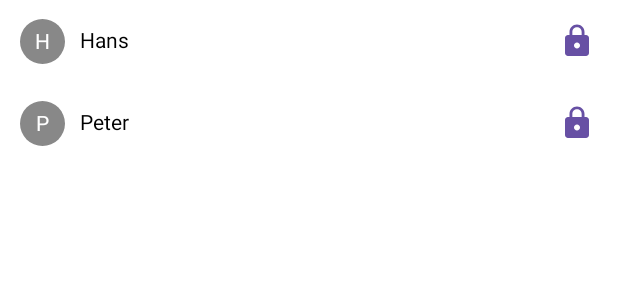
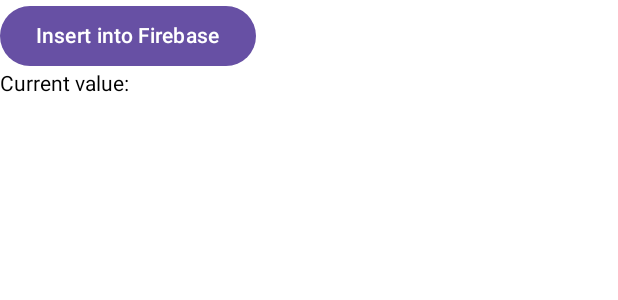
Before and after one commit to mariuskuehnast/MoCo_2025_Team_1, an Android app built with Jetpack Compose: the @Preview function HomeScreenPreview, on a phone screen of 412 x 824 dp. Shown: the top 300 px of the screen. Run offline under Robolectric (Android 15) with nearby library versions, the phone set to English and light mode, and no system bars; our stand-ins replace Firebase (no records; nobody signed in at launch, a user with empty details on screens opened directly), Room's generated code, livedata-compose.

Commit message:
Added Firebase Realtime Database

```diff
--- a/app/build.gradle.kts
+++ b/app/build.gradle.kts
@@ -8,6 +8,7 @@ plugins {
     alias(libs.plugins.kotlin.compose)
     kotlin("plugin.serialization") version "2.1.20"
     id("com.google.devtools.ksp")
+    alias(libs.plugins.firebase.android)
 }
 
 android {
@@ -54,6 +55,10 @@ dependencies {
     implementation(libs.androidx.room.ktx)
     implementation(libs.androidx.core.ktx)
 
+    implementation(platform(libs.firebase.bom))
+    implementation(libs.firebase.database)
+    implementation(libs.androidx.runtime.livedata)
+
     implementation(libs.androidx.lifecycle.runtime.ktx)
     implementation(libs.androidx.activity.compose)
     implementation(platform(libs.androidx.compose.bom))
--- a/app/src/main/java/com/example/moco2025team1/ui/screens/HomeScreen.kt
+++ b/app/src/main/java/com/example/moco2025team1/ui/screens/HomeScreen.kt
@@ -1,20 +1,36 @@
 package com.example.moco2025team1.ui.screens
 
-import androidx.compose.foundation.lazy.LazyColumn
-import androidx.compose.foundation.lazy.itemsIndexed
+import androidx.compose.foundation.layout.Column
+import androidx.compose.material3.Button
+import androidx.compose.material3.Text
 import androidx.compose.runtime.Composable
+import androidx.compose.runtime.getValue
+import androidx.compose.runtime.livedata.observeAsState
 import androidx.compose.ui.tooling.preview.Preview
+import androidx.lifecycle.viewmodel.compose.viewModel
 import com.example.moco2025team1.model.entities.Contact
-import com.example.moco2025team1.ui.composables.ContactCard
 import com.example.moco2025team1.ui.composables.OurScaffold
+import com.example.moco2025team1.viewmodel.PromptViewModel
 
 
 @Composable
 fun HomeScreen(contacts: List<Contact>, onContactClick: (Int) -> Unit = {}) {
-    LazyColumn {
-        itemsIndexed(contacts) { index, contact ->
-            ContactCard(contact.username, callClick = { onContactClick(index) })
+//    LazyColumn {
+//        itemsIndexed(contacts) { index, contact ->
+//            ContactCard(contact.username, callClick = { onContactClick(index) })
+//        }
+//    }
+    val viewModel = viewModel<PromptViewModel>()
+    val firebaseValue by viewModel.firebaseState.observeAsState()
+
+    Column {
+        Button(onClick = {
+            viewModel.insertPrompt("Hello :)")
+        }) {
+            Text("Insert into Firebase")
         }
+
+        Text("Current value: $firebaseValue")
     }
 }
 
--- a/app/src/main/java/com/example/moco2025team1/viewmodel/PromptViewModel.kt
+++ b/app/src/main/java/com/example/moco2025team1/viewmodel/PromptViewModel.kt
@@ -2,10 +2,19 @@ package com.example.moco2025team1.viewmodel
 
 import android.app.Application
 import android.content.Context
-import androidx.lifecycle.*
+import android.util.Log
+import androidx.lifecycle.AndroidViewModel
+import androidx.lifecycle.MutableLiveData
+import androidx.lifecycle.viewModelScope
 import com.example.moco2025team1.model.database.AppDatabase
 import com.example.moco2025team1.model.entities.Prompt
 import com.example.moco2025team1.model.stores.PromptStore
+import com.google.firebase.Firebase
+import com.google.firebase.database.DataSnapshot
+import com.google.firebase.database.DatabaseError
+import com.google.firebase.database.ValueEventListener
+import com.google.firebase.database.database
+import com.google.firebase.database.getValue
 import kotlinx.coroutines.Dispatchers
 import kotlinx.coroutines.flow.MutableStateFlow
 import kotlinx.coroutines.flow.StateFlow
@@ -25,10 +34,19 @@ class PromptViewModel(app: Application) : AndroidViewModel(app) {
     // public read-only for UI
     val dailyPrompts: StateFlow<List<Prompt>> = _dailyPrompts
 
+    private val firebaseDatabase =
+        Firebase.database("https://moco-2025-team-1-default-rtdb.europe-west1.firebasedatabase.app")
+    private val firebaseDatabaseRef = firebaseDatabase.getReference("message")
+    val firebaseState = MutableLiveData("")
+
     init {
         viewModelScope.launch(Dispatchers.IO) {
             promptStore.init()
             _dailyPrompts.value = promptStore.getDailyPrompts()
+        }
+
+        addListener {
+            firebaseState.postValue(it)
         }
     }
 
@@ -49,6 +67,27 @@ class PromptViewModel(app: Application) : AndroidViewModel(app) {
         viewModelScope.launch(Dispatchers.IO) {
             promptStore.insertPrompt(Prompt(content = content))
         }
+
+        firebaseDatabaseRef.setValue(content)
+    }
+
+    private fun addListener(onDataChange: (value: String) -> Unit) {
+        firebaseDatabaseRef.addValueEventListener(object : ValueEventListener {
+            override fun onDataChange(dataSnapshot: DataSnapshot) {
+                // This method is called once with the initial value and again
+                // whenever data at this location is updated.
+                val value = dataSnapshot.getValue<String>()
+                Log.d("firebase", "Value is: $value")
+                if (value != null) {
+                    onDataChange(value)
+                }
+            }
+
+            override fun onCancelled(error: DatabaseError) {
+                // Failed to read value
+                Log.w("firebase", "Failed to read value.", error.toException())
+            }
+        })
     }
 
     fun resetPrompts() {
--- a/build.gradle.kts
+++ b/build.gradle.kts
@@ -3,5 +3,6 @@ plugins {
     alias(libs.plugins.android.application) apply false
     alias(libs.plugins.kotlin.android) apply false
     alias(libs.plugins.kotlin.compose) apply false
+    alias(libs.plugins.firebase.android) apply false
     id("com.google.devtools.ksp") version "2.0.21-1.0.27" apply false
 }
--- a/gradle/libs.versions.toml
+++ b/gradle/libs.versions.toml
@@ -1,5 +1,6 @@
 [versions]
 agp = "8.10.0"
+firebaseBom = "33.15.0"
 kotlin = "2.0.21"
 coreKtx = "1.10.0"
 junit = "4.13.2"
@@ -17,12 +18,16 @@ roomRuntime = "2.7.1"
 roomRuntimeAndroid = "2.7.1"
 comGoogleDevtoolsKspGradlePlugin = "1.5.30-1.0.0"
 materialIconsExtended = "1.7.8"
+firebase = "4.4.2"
 
 [libraries]
 androidx-core-ktx = { group = "androidx.core", name = "core-ktx", version.ref = "coreKtx" }
 androidx-room-compiler = { module = "androidx.room:room-compiler", version.ref = "roomCompiler" }
 androidx-room-ktx = { module = "androidx.room:room-ktx", version.ref = "roomKtx" }
 androidx-room-runtime = { module = "androidx.room:room-runtime", version.ref = "roomRuntime" }
+androidx-runtime-livedata = { module = "androidx.compose.runtime:runtime-livedata" }
+firebase-bom = { module = "com.google.firebase:firebase-bom", version.ref = "firebaseBom" }
+firebase-database = { module = "com.google.firebase:firebase-database" }
 junit = { group = "junit", name = "junit", version.ref = "junit" }
 androidx-junit = { group = "androidx.test.ext", name = "junit", version.ref = "junitVersion" }
 androidx-espresso-core = { group = "androidx.test.espresso", name = "espresso-core", version.ref = "espressoCore" }
@@ -44,3 +49,4 @@ androidx-material-icons-extended = { group = "androidx.compose.material", name =
 android-application = { id = "com.android.application", version.ref = "agp" }
 kotlin-android = { id = "org.jetbrains.kotlin.android", version.ref = "kotlin" }
 kotlin-compose = { id = "org.jetbrains.kotlin.plugin.compose", version.ref = "kotlin" }
+firebase-android = { id = "com.google.gms.google-services", version.ref = "firebase" }
```
Also changed, not shown: 1 other file.
